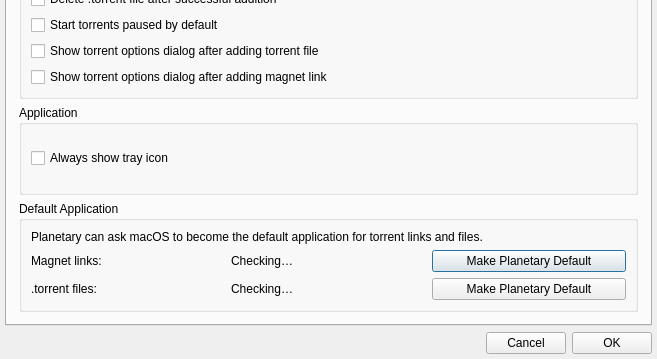
mveinot/transmission-control, file appsettings.ui: the form before one commit; both pictures show x 0 to 657 and y 219 to 578 of the 657 by 578 pixel window.
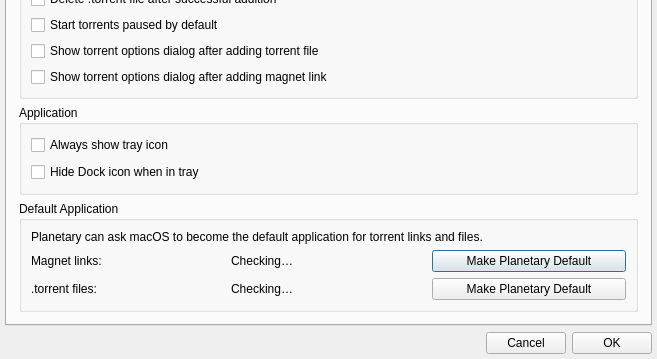
The form after the commit.

Commit message: Add optional Dock hiding when minimized to tray

Patch:
```diff
--- a/appsettings.ui
+++ b/appsettings.ui
@@ -188,6 +188,13 @@
               </property>
              </widget>
             </item>
+            <item>
+             <widget class="QCheckBox" name="hideDockIcon">
+              <property name="text">
+               <string>Hide Dock icon when in tray</string>
+              </property>
+             </widget>
+            </item>
            </layout>
           </widget>
          </item>
```
The commit also changes 4 other files.
